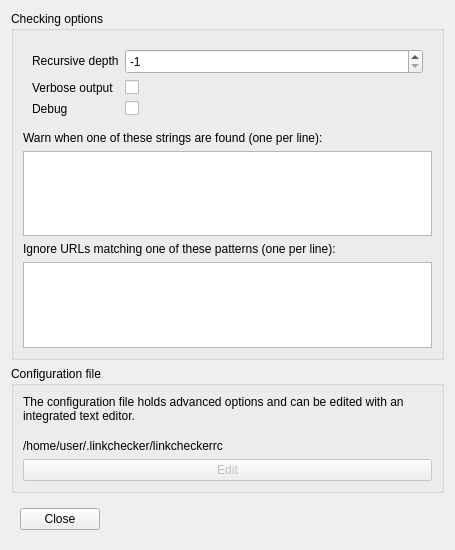
This is linkcheck/gui/ui/options.ui in wummel/linkchecker as Qt 5 draws it before an edit. The edited form follows.
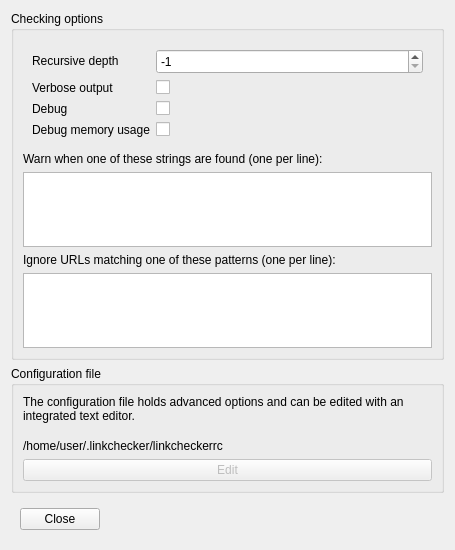
This is the edited form.

Commit message: Allow memory dumps to be written.

```diff
--- a/linkcheck/gui/ui/options.ui
+++ b/linkcheck/gui/ui/options.ui
@@ -104,6 +104,23 @@
            </property>
           </widget>
          </item>
+         <item row="3" column="0">
+          <widget class="QLabel" name="label_7">
+           <property name="toolTip">
+            <string extracomment="When checking finishes, write a memory dump to a temporary file. The memory dump is written both when checking finishes normally and when checking gets canceled."/>
+           </property>
+           <property name="text">
+            <string>Debug memory usage</string>
+           </property>
+          </widget>
+         </item>
+         <item row="3" column="1">
+          <widget class="QCheckBox" name="debugmemory">
+           <property name="text">
+            <string/>
+           </property>
+          </widget>
+         </item>
         </layout>
        </widget>
       </item>
```
The commit also changes 16 other files.
